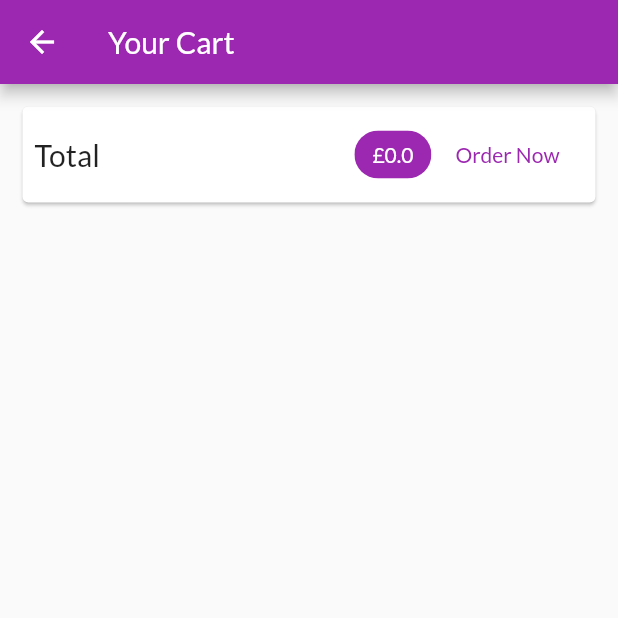
After one commit to TammamKhalaf/ForUandher, a Flutter app: the CartScreen screen opened by its route, on a phone screen of 412 x 824 dp, the top half of it. The commit adds this screen. Run offline on Flutter 3.47's test engine with Material 2 defaults, Android fonts, the phone set to English and light mode, and no system bars; network calls fail.

Commit message:
Working on the Shopping Cart & Displaying a Total

```diff
--- a/lib/main.dart
+++ b/lib/main.dart
@@ -1,6 +1,7 @@
 import 'package:flutter/material.dart';
 import 'package:foruandher/providers/Cart.dart';
 import 'package:foruandher/providers/products.dart';
+import 'package:foruandher/screens/cart_screen.dart';
 import 'package:foruandher/screens/product_detail_screen.dart';
 import 'package:foruandher/screens/products_overview_screen.dart';
 import 'package:provider/provider.dart';
@@ -27,7 +28,10 @@ class MyApp extends StatelessWidget {
           fontFamily: 'Lato',
         ),
         home: ProductsOverviewScreen(),
-        routes: {ProductDetailScreen.routeName: (ctx) => ProductDetailScreen()},
+        routes: {
+          ProductDetailScreen.routeName: (ctx) => ProductDetailScreen(),
+          CartScreen.routeName: (ctx) => CartScreen(),
+        },
       ),
     );
   }
--- a/lib/providers/Cart.dart
+++ b/lib/providers/Cart.dart
@@ -23,6 +23,15 @@ class Cart with ChangeNotifier {
 
   int get itemCount {
     return _items == null ? 0 : _items.length;
+  }
+
+  double get totalAmount {
+    var total = 0.0;
+    _items.forEach((key, cartItem) {
+      total += cartItem.price * cartItem.quantity;
+    });
+
+    return total;
   }
 
   void addItem(
--- /dev/null
+++ b/lib/screens/cart_screen.dart
@@ -0,0 +1,57 @@
+import 'package:flutter/cupertino.dart';
+import 'package:flutter/material.dart';
+import 'package:foruandher/providers/Cart.dart';
+import 'package:provider/provider.dart';
+
+class CartScreen extends StatelessWidget {
+  static const routeName = '/cart';
+
+  @override
+  Widget build(BuildContext context) {
+    final cart = Provider.of<Cart>(context);
+    return Scaffold(
+      appBar: AppBar(
+        title: Text(
+          'Your Cart',
+        ),
+      ),
+      body: Column(
+        children: [
+          Card(
+            margin: EdgeInsets.all(15),
+            child: Padding(
+              padding: EdgeInsets.all(8),
+              child: Row(
+                mainAxisAlignment: MainAxisAlignment.spaceBetween,
+                children: [
+                  Text(
+                    'Total',
+                    style: TextStyle(
+                      fontSize: 20,
+                    ),
+                  ),
+                  Spacer(),
+                  Chip(
+                    label: Text(
+                      '\£${cart.totalAmount}',
+                      style: TextStyle(
+                        color: Theme.of(context).primaryTextTheme.title.color,
+                      ),
+                    ),
+                    backgroundColor: Theme.of(context).primaryColor,
+                  ),
+                  FlatButton(
+                      child: Text(
+                        'Order Now',
+                      ),
+                      textColor: Theme.of(context).primaryColor,
+                      onPressed: () {})
+                ],
+              ),
+            ),
+          ),
+        ], // <widget>[]
+      ),
+    );
+  }
+}
--- a/lib/screens/products_overview_screen.dart
+++ b/lib/screens/products_overview_screen.dart
@@ -1,6 +1,7 @@
 import 'package:flutter/cupertino.dart';
 import 'package:flutter/material.dart';
 import 'package:foruandher/providers/Cart.dart';
+import 'package:foruandher/screens/cart_screen.dart';
 import 'package:foruandher/widgets/badge.dart';
 import 'package:foruandher/widgets/products_grid.dart';
 import 'package:provider/provider.dart';
@@ -45,7 +46,9 @@ class _ProductsOverviewScreenState extends State<ProductsOverviewScreen> {
               child: ch,
             ),
             child: IconButton(
-              onPressed: () {},
+              onPressed: () {
+                Navigator.of(context).pushNamed(CartScreen.routeName);
+              },
               icon: Icon(Icons.shopping_cart),
             ),
           )
```
